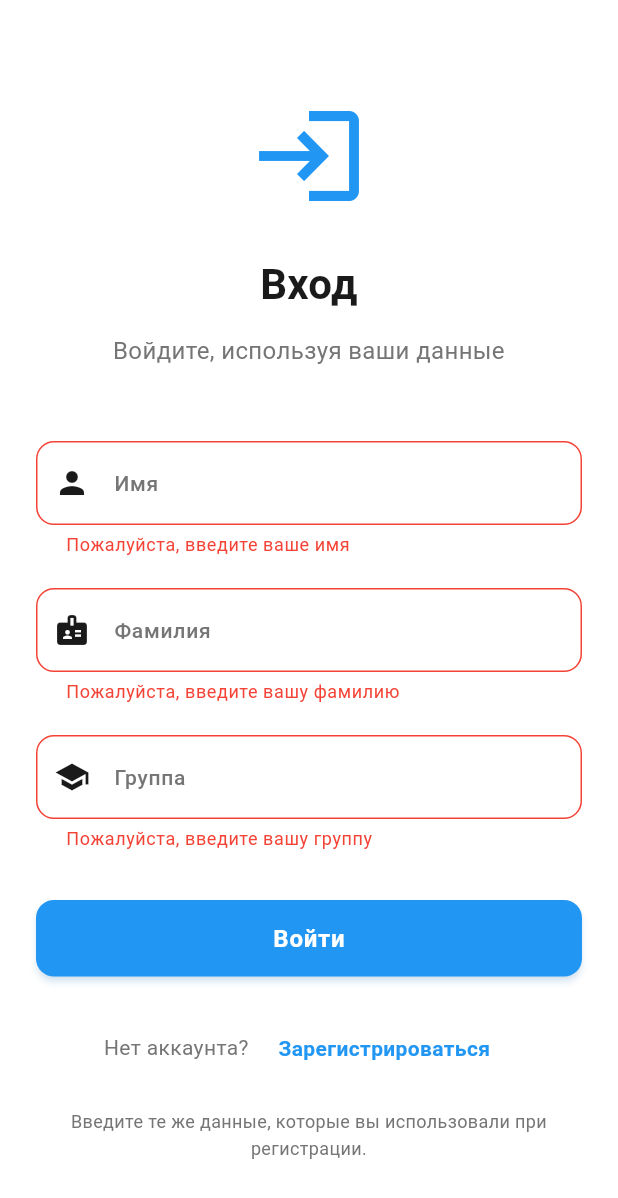
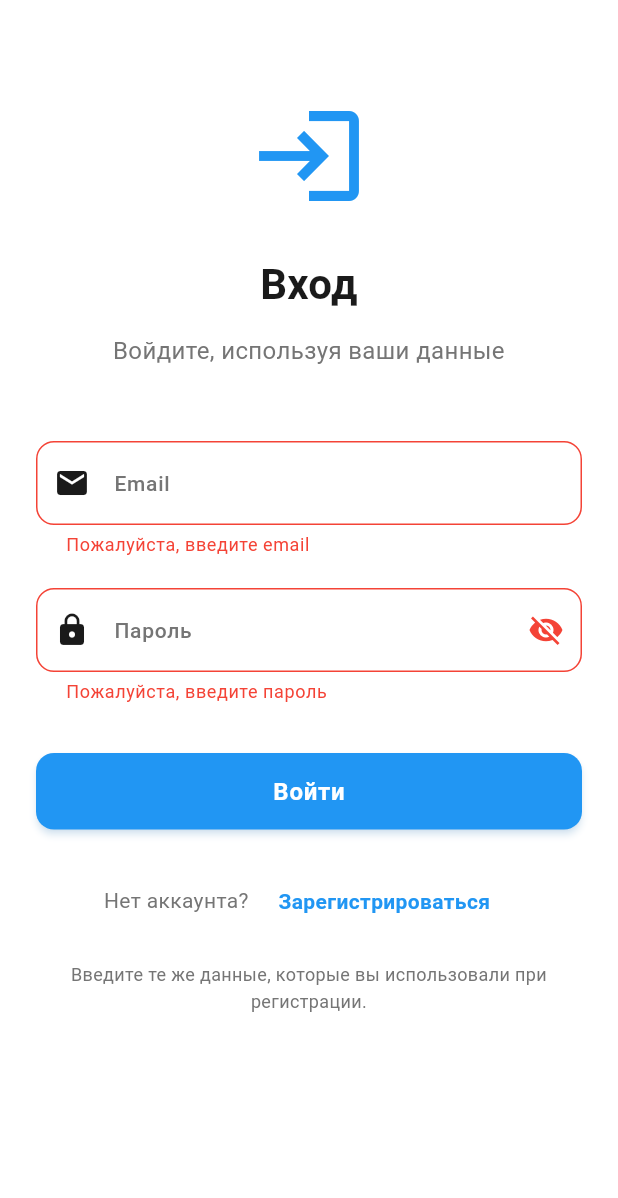
Before and after one commit to Asylbek2007/State_project, a Flutter app: the LoginPage screen opened directly, after a tap on "Войти", on a phone screen of 412 x 824 dp. Shown: the top 1198 px of the screen. Run offline on Flutter 3.47's test engine with Material 3 defaults, Android fonts, the phone set to English and light mode, and no system bars; our stand-ins replace flutter_riverpod, flutter_secure_storage, googleapis_auth, shared_preferences; missing offline and left inert: googleapis; accounts and stored records are empty.

Commit message:
Update login_form.dart

```diff
--- a/lib/features/auth/presentation/widgets/login_form.dart
+++ b/lib/features/auth/presentation/widgets/login_form.dart
@@ -2,7 +2,7 @@ import 'package:flutter/material.dart';
 
 /// Form widget for user login.
 class LoginForm extends StatefulWidget {
-  final void Function(String fullName, String surname, String studyGroup) onSubmit;
+  final void Function(String email, String password) onSubmit;
   final bool isLoading;
 
   const LoginForm({
@@ -17,24 +17,22 @@ class LoginForm extends StatefulWidget {
 
 class _LoginFormState extends State<LoginForm> {
   final _formKey = GlobalKey<FormState>();
-  final _fullNameController = TextEditingController();
-  final _surnameController = TextEditingController();
-  final _studyGroupController = TextEditingController();
+  final _emailController = TextEditingController();
+  final _passwordController = TextEditingController();
+  bool _obscurePassword = true;
 
   @override
   void dispose() {
-    _fullNameController.dispose();
-    _surnameController.dispose();
-    _studyGroupController.dispose();
+    _emailController.dispose();
+    _passwordController.dispose();
     super.dispose();
   }
 
   void _handleSubmit() {
     if (_formKey.currentState?.validate() ?? false) {
       widget.onSubmit(
-        _fullNameController.text,
-        _surnameController.text,
-        _studyGroupController.text,
+        _emailController.text.trim(),
+        _passwordController.text,
       );
     }
   }
@@ -47,57 +45,58 @@ class _LoginFormState extends State<LoginForm> {
         crossAxisAlignment: CrossAxisAlignment.stretch,
         children: [
           TextFormField(
-            controller: _fullNameController,
+            controller: _emailController,
             enabled: !widget.isLoading,
+            keyboardType: TextInputType.emailAddress,
+            autocorrect: false,
             decoration: InputDecoration(
-              labelText: 'Имя',
-              hintText: 'Введите ваше имя',
-              prefixIcon: const Icon(Icons.person),
+              labelText: 'Email',
+              hintText: 'Введите ваш email',
+              prefixIcon: const Icon(Icons.email),
               border: OutlineInputBorder(
                 borderRadius: BorderRadius.circular(12),
               ),
             ),
             validator: (value) {
               if (value == null || value.trim().isEmpty) {
-                return 'Пожалуйста, введите ваше имя';
+                return 'Пожалуйста, введите email';
+              }
+              final emailRegex = RegExp(r'^[\w-\.]+@([\w-]+\.)+[\w-]{2,4}$');
+              if (!emailRegex.hasMatch(value.trim())) {
+                return 'Пожалуйста, введите корректный email';
               }
               return null;
             },
           ),
           const SizedBox(height: 20),
           TextFormField(
-            controller: _surnameController,
+            controller: _passwordController,
             enabled: !widget.isLoading,
+            obscureText: _obscurePassword,
             decoration: InputDecoration(
-              labelText: 'Фамилия',
-              hintText: 'Введите вашу фамилию',
-              prefixIcon: const Icon(Icons.badge),
+              labelText: 'Пароль',
+              hintText: 'Введите ваш пароль',
+              prefixIcon: const Icon(Icons.lock),
+              suffixIcon: IconButton(
+                icon: Icon(
+                  _obscurePassword ? Icons.visibility_off : Icons.visibility,
+                ),
+                onPressed: () {
+                  setState(() {
+                    _obscurePassword = !_obscurePassword;
+                  });
+                },
+              ),
               border: OutlineInputBorder(
                 borderRadius: BorderRadius.circular(12),
               ),
             ),
             validator: (value) {
-              if (value == null || value.trim().isEmpty) {
-                return 'Пожалуйста, введите вашу фамилию';
+              if (value == null || value.isEmpty) {
+                return 'Пожалуйста, введите пароль';
               }
-              return null;
-            },
-          ),
-          const SizedBox(height: 20),
-          TextFormField(
-            controller: _studyGroupController,
-            enabled: !widget.isLoading,
-            decoration: InputDecoration(
-              labelText: 'Группа',
-              hintText: 'Введите вашу учебную группу',
-              prefixIcon: const Icon(Icons.school),
-              border: OutlineInputBorder(
-                borderRadius: BorderRadius.circular(12),
-              ),
-            ),
-            validator: (value) {
-              if (value == null || value.trim().isEmpty) {
-                return 'Пожалуйста, введите вашу группу';
+              if (value.length < 6) {
+                return 'Пароль должен содержать минимум 6 символов';
               }
               return null;
             },
```
